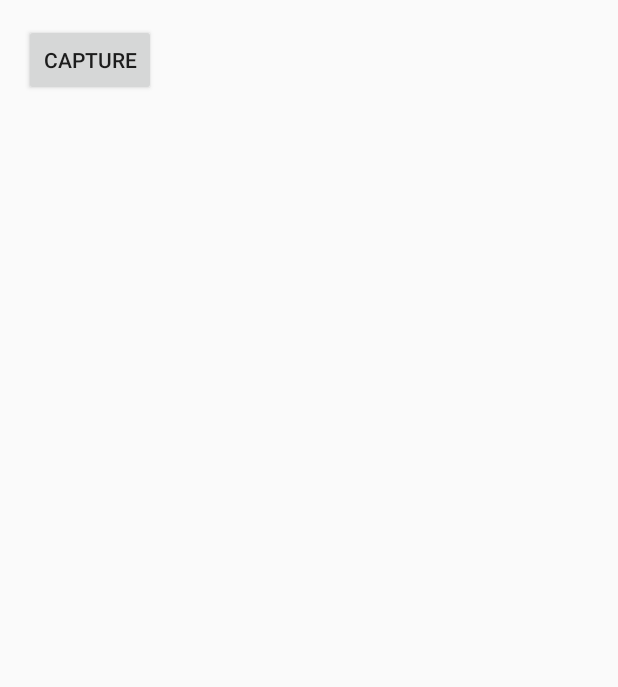
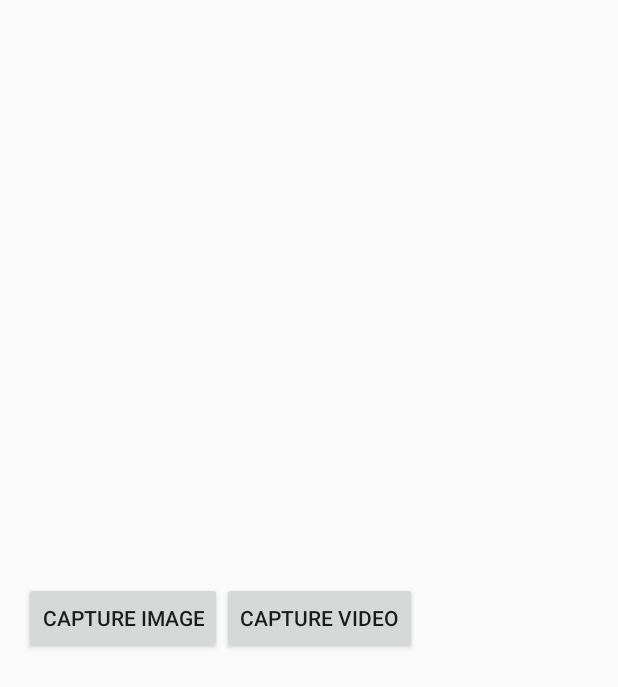
Before and after one commit to peterfuture/dtlive_android, an Android app: the layout activity_camera.xml on its own in the app's theme, with its tools: preview values and no code run, on a phone screen of 412 x 824 dp. Shown: the top 687 px of the screen. Run offline under Robolectric (Android 15) with nearby library versions, the phone set to English and light mode, and no system bars.

```diff
--- a/dtlive/app/src/main/res/layout/activity_camera.xml
+++ b/dtlive/app/src/main/res/layout/activity_camera.xml
@@ -16,12 +16,23 @@
         android:layout_weight="1"
         />
 
-    <Button
-        android:id="@+id/button_capture"
-        android:text="Capture"
-        android:layout_width="wrap_content"
-        android:layout_height="wrap_content"
-        android:layout_gravity="center"
-        />
+    <LinearLayout
+        android:layout_width="fill_parent"
+        android:layout_height="fill_parent">
+        <Button
+            android:id="@+id/button_capture_image"
+            android:text="Capture image"
+            android:layout_width="wrap_content"
+            android:layout_height="wrap_content"
+            android:layout_gravity="center"
+            />
+        <Button
+            android:id="@+id/button_capture_video"
+            android:text="Capture video"
+            android:layout_width="wrap_content"
+            android:layout_height="wrap_content"
+            android:layout_gravity="center"
+            />
+    </LinearLayout>
 
 </RelativeLayout>
```
Also changed, not shown: dtlive/app/src/main/java/com/dttv/dtlive/CameraActivity.java (+156 -17 lines), dtlive/app/src/main/java/com/dttv/dtlive/CameraPreview.java (+9 -4 lines).
